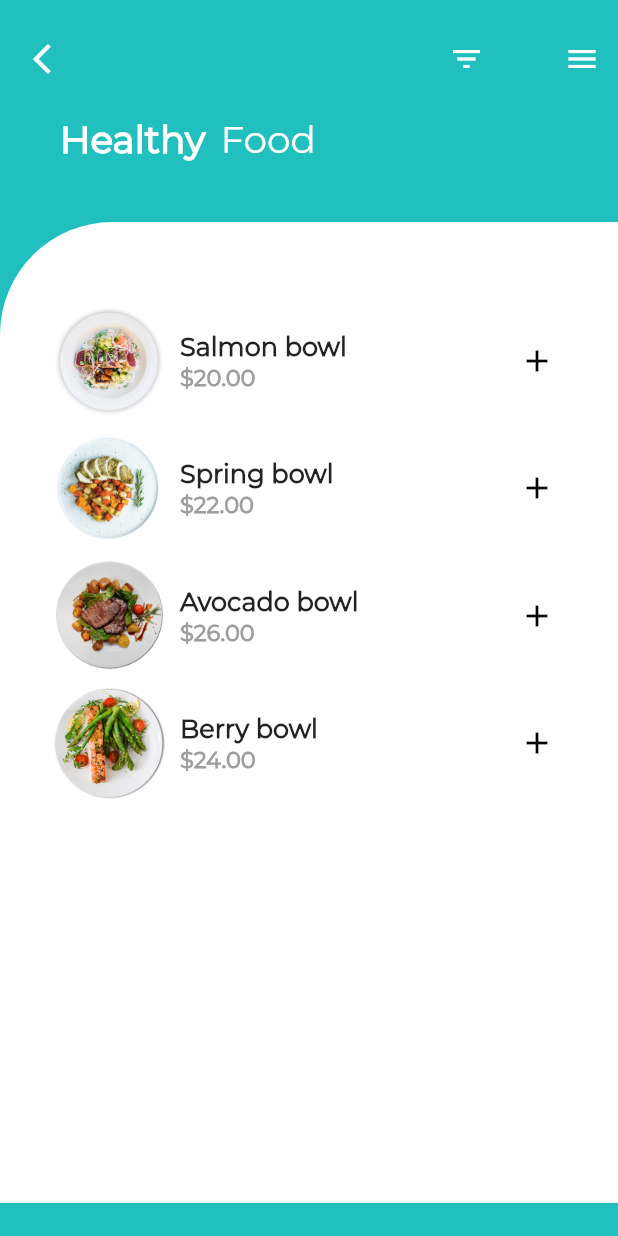
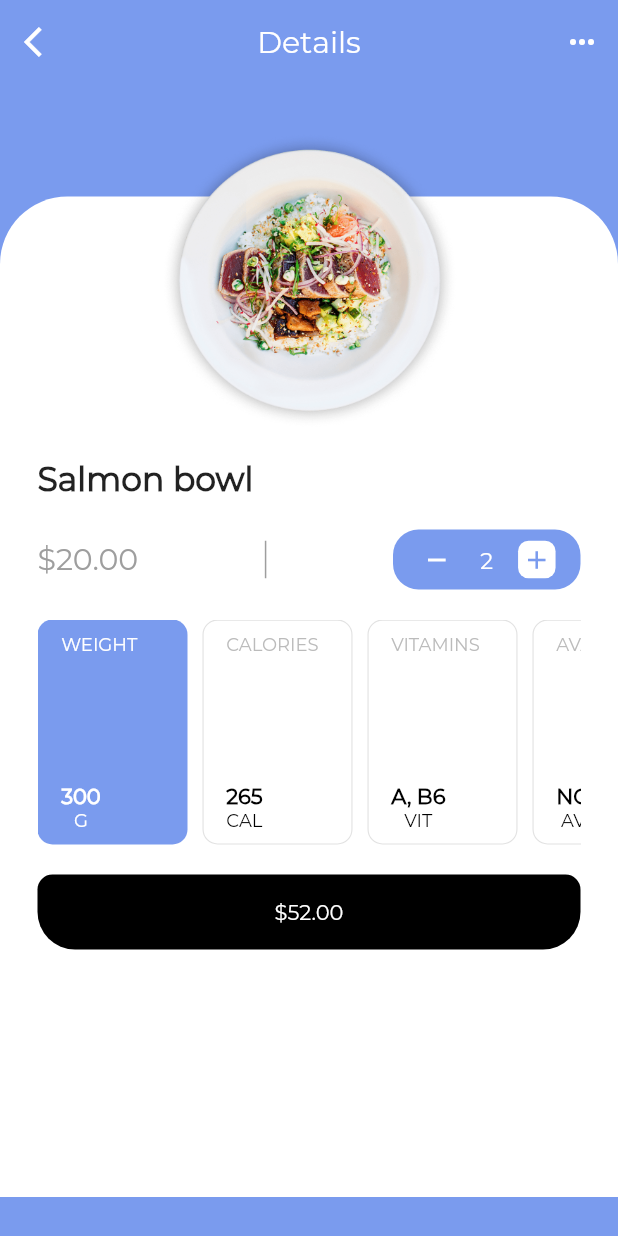
Before and after one commit to Marineford2410/NutricionApp, a Flutter app: the screen it shows after launch, after a tap on "Salmon bowl", on a phone screen of 412 x 824 dp. Run offline on Flutter 3.47's test engine with Material 2 defaults, Android fonts, the phone set to English and light mode, and no system bars; project files that could hold a hidden picture were left out.

Commit message:
Interface Platillo

```diff
--- /dev/null
+++ b/lib/detailsPage.dart
@@ -0,0 +1,290 @@
+import 'package:flutter/material.dart';
+
+class DetailsPage extends StatefulWidget {
+
+  final heroTag;
+  final foodName;
+  final foodPrice;
+
+  DetailsPage ({this.heroTag, this.foodName, this.foodPrice});
+
+  @override
+  _DetailsPageState createState() => _DetailsPageState();
+}
+
+class _DetailsPageState extends State<DetailsPage> {
+
+  var selectedCard = 'WEIGHT';
+
+  @override
+  Widget build(BuildContext context) {
+    return Scaffold(
+      backgroundColor: Color(0xFF7A9BEE),
+      appBar: AppBar(
+        leading: IconButton(
+          onPressed: () {
+            Navigator.of(context).pop();
+          },
+          icon: Icon(Icons.arrow_back_ios),
+          color: Colors.white,
+        ),
+        backgroundColor: Colors.transparent,
+        elevation: 0.0,
+        title: Text('Details',
+          style: TextStyle(
+            fontFamily: 'Montserrat', fontSize: 20.0, color: Colors.white
+          ),
+        ),
+        centerTitle: true,
+        actions: <Widget>[
+          IconButton(
+            icon: Icon(Icons.more_horiz),
+            onPressed: () {},
+            color: Colors.white,
+          ),
+        ],
+      ),
+      body: ListView(
+        children: [
+          Stack(
+            children: [
+              Container(
+                height: MediaQuery.of(context).size.height -82.0,
+                width: MediaQuery.of(context).size.width,
+                color: Colors.transparent,
+              ),
+              Positioned(
+                top: 75.0,
+                child: Container(
+                  decoration: BoxDecoration(
+                    borderRadius: BorderRadius.only(
+                      topLeft: Radius.circular(45.0),
+                      topRight: Radius.circular(45.0),
+                    ),
+                    color: Colors.white,
+                  ),
+                  height: MediaQuery.of(context).size.height - 100.0,
+                  width: MediaQuery.of(context).size.width,
+                ),
+              ),
+              Positioned(
+                top: 30.0,
+                left: (MediaQuery.of(context).size.width / 2) - 100,
+                child: Hero(
+                  tag: widget.heroTag,
+                  child: Container(
+                    decoration: BoxDecoration(
+                      image: DecorationImage(
+                        image: AssetImage(widget.heroTag),
+                        fit: BoxFit.cover
+                      )
+                    ),
+                    height: 200.0,
+                    width: 200.0,
+                  ),
+                ),
+              ),
+              Positioned(
+                top: 250.0,
+                left: 25.0,
+                right: 25.0,
+                child: Column(
+                  crossAxisAlignment: CrossAxisAlignment.start,
+                  children: <Widget>[
+                    Text(widget.foodName,
+                      style: TextStyle(
+                        fontFamily: 'Montserrat',
+                        fontSize: 22.0,
+                        fontWeight: FontWeight.bold
+                      ),
+                    ),
+                    SizedBox(height: 20.0),
+                    Row(
+                      mainAxisAlignment: MainAxisAlignment.spaceBetween,
+                      children: <Widget>[
+                        Text(widget.foodPrice,
+                          style: TextStyle(
+                            fontFamily: 'Montserrat',
+                            fontSize: 20.0,
+                            color: Colors.grey
+                          ),
+                        ),
+                        Container(
+                          height: 25.0, color: Colors.grey, width: 1.0,
+                        ),
+                        Container(
+                          width: 125.0,
+                          height: 40.0,
+                          decoration: BoxDecoration(
+                            borderRadius: BorderRadius.circular(17.0),
+                            color: Color(0xFF7A9BEE)
+                          ),
+                          child: Row(
+                            mainAxisAlignment: MainAxisAlignment.spaceEvenly,
+                            children: <Widget>[
+                              InkWell(
+                                onTap: () {},
+                                child: Container(
+                                  height: 25.0,
+                                  width: 25.0,
+                                  decoration: BoxDecoration(
+                                    borderRadius: BorderRadius.circular(7.0),
+                                    color: Color(0xFF7A9BEE),
+                                  ),
+                                  child: Center(
+                                    child: Icon(
+                                      Icons.remove,
+                                      color: Colors.white,
+                                      size: 20.0,
+                                    ),
+                                  ),
+                                ),
+                              ),
+                              Text('2',
+                                style: TextStyle(
+                                  fontFamily: 'Montserrat',
+                                  fontSize: 15.0,
+                                  color: Colors.white
+                                ),
+                              ),
+                              InkWell(
+                                onTap: () {},
+                                child: Container(
+                                  height: 25.0,
+                                  width: 25.0,
+                                  decoration: BoxDecoration(
+                                    borderRadius: BorderRadius.circular(7.0),
+                                    color: Colors.white,
+                                  ),
+                                  child: Center(
+                                    child: Icon(
+                                      Icons.add,
+                                      color: Color(0xFF7A9BEE),
+                                      size: 20.0,
+                                    ),
+                                  ),
+                                ),
+                              )
+                            ],
+                          ),
+                        ),
+                      ],
+                    ),
+                    SizedBox(height: 20.0),
+                    Container(
+                      height: 150.0,
+                      child: ListView(
+                        scrollDirection: Axis.horizontal,
+                        children: <Widget>[
+                          _buildInfoCard('WEIGHT', '300', 'G'),
+                          SizedBox(width: 10.0),
+                          _buildInfoCard('CALORIES', '265', 'CAL'),
+                          SizedBox(width: 10.0),
+                          _buildInfoCard('VITAMINS', 'A, B6', 'VIT'),
+                          SizedBox(width: 10.0),
+                          _buildInfoCard('AVAIL', 'NO', 'AV')
+                        ],
+                      ),
+                    ),
+                    SizedBox(height: 20.0),
+                    Padding(
+                      padding: EdgeInsets.only(bottom: 5.0),
+                      child: Container(
+                        decoration: BoxDecoration(
+                          borderRadius: BorderRadius.only(
+                            topLeft: Radius.circular(10.0),
+                            topRight: Radius.circular(10.0),
+                            bottomLeft: Radius.circular(25.0),
+                            bottomRight: Radius.circular(25.0)
+                          ),
+                          color: Colors.black
+                        ),
+                        height: 50.0,
+                        child: Center(
+                          child: Text('\$52.00',
+                            style: TextStyle(
+                              color: Colors.white,
+                              fontFamily: 'Montserrat'
+                            ),
+                          ),
+                        ),
+                      ),
+                    )
+                  ],
+                ),
+              )
+            ],
+          )
+        ],
+      ),
+    );
+  }
+
+  Widget _buildInfoCard(String cardTitle, String info, String unit) {
+    return InkWell(
+      onTap: (){
+        selectCard(cardTitle);
+      },
+      child: AnimatedContainer(
+        duration: Duration(microseconds: 500),
+        curve: Curves.easeIn,
+        decoration: BoxDecoration(
+          borderRadius: BorderRadius.circular(10.0),
+          color: cardTitle == selectedCard ? Color(0xFF7A9BEE) : Colors.white,
+          border: Border.all(
+            color: cardTitle == selectedCard ? Colors.transparent : Colors.grey.withOpacity(0.3),
+            style:  BorderStyle.solid,
+            width: 0.75
+          )
+        ),
+        height: 100.0,
+        width: 100.0,
+        child: Column(
+          mainAxisAlignment: MainAxisAlignment.spaceBetween,
+          crossAxisAlignment: CrossAxisAlignment.start,
+          children: [
+            Padding(
+              padding: const EdgeInsets.only(top: 8.0, left: 15.0),
+              child: Text(cardTitle,
+                style: TextStyle(
+                    fontFamily: 'Montserrat',
+                    fontSize: 12.0,
+                    color: cardTitle == selectedCard ?  Colors.white : Colors.grey.withOpacity(0.7),
+                ),
+              ),
+            ),
+            Padding(
+              padding: const EdgeInsets.only(left: 15.0, bottom: 8.0),
+              child: Column(
+                children: <Widget>[
+                  Text(info,
+                    style: TextStyle(
+                        fontFamily: 'Montserrat',
+                        fontSize: 14.0,
+                        color: cardTitle == selectedCard ?  Colors.white : Colors.black,
+                        fontWeight: FontWeight.bold
+                    ),
+                  ),
+                  Text(unit,
+                    style: TextStyle(
+                        fontFamily: 'Montserrat',
+                        fontSize: 12.0,
+                        color: cardTitle == selectedCard ?  Colors.white : Colors.black,
+                    ),
+                  ),
+                ],
+              ),
+            ),
+          ],
+        ),
+      ),
+    );
+  }
+
+  selectCard(cardTitle){
+    setState(() {
+      selectedCard = cardTitle;
+    });
+  }
+
+}
--- a/lib/main.dart
+++ b/lib/main.dart
@@ -1,5 +1,5 @@
-import 'package:flutter/cupertino.dart';
 import 'package:flutter/material.dart';
+import 'package:nutricion/detailsPage.dart';
 
 void main() => runApp(MyApp());
 
@@ -105,6 +105,63 @@ class _MyHomePageState extends State<MyHomePage> {
                     ),
                   ),
                 ),
+                Row(
+                  mainAxisAlignment: MainAxisAlignment.spaceEvenly,
+                  children: <Widget>[
+                    Container(
+                      height: 65.0,
+                      width: 60.0,
+                      decoration: BoxDecoration(
+                        border: Border.all(
+                          color: Colors.grey,
+                          style: BorderStyle.solid,
+                          width: 1.0
+                        ),
+                        borderRadius: BorderRadius.circular(10.0)
+                      ),
+                      child: Center(
+                        child: Icon(Icons.search, color: Colors.black),
+                      ),
+                    ),
+                    Container(
+                      height: 65.0,
+                      width: 60.0,
+                      decoration: BoxDecoration(
+                        border: Border.all(
+                          color: Colors.grey,
+                          style: BorderStyle.solid,
+                          width: 1.0
+                        ),
+                        borderRadius: BorderRadius.circular(10.0)
+                      ),
+                      child: Center(
+                        child: Icon(Icons.shopping_basket, color: Colors.black),
+                      ),
+                    ),
+                    Container(
+                      height: 65.0,
+                      width: 120.0,
+                      decoration: BoxDecoration(
+                        border: Border.all(
+                          color: Colors.grey,
+                          style: BorderStyle.solid,
+                          width: 1.0
+                        ),
+                        borderRadius: BorderRadius.circular(10.0),
+                        color: Color(0xFF1C1428)
+                      ),
+                      child: Center(
+                        child: Text('Checkout',
+                          style: TextStyle(
+                            fontFamily: 'Montserrat',
+                            color: Colors.white,
+                            fontSize: 15.0
+                          ),
+                        ),
+                      ),
+                    ),
+                  ],
+                ),
               ],
             ),
           ),
@@ -118,6 +175,9 @@ class _MyHomePageState extends State<MyHomePage> {
       padding: EdgeInsets.only(left: 10.0, right: 10.0, top: 10.0),
       child: InkWell(
         onTap: () {
+          Navigator.of(context).push(MaterialPageRoute(
+            builder: (context) => DetailsPage(heroTag: imgPath, foodName: foodName, foodPrice: price)
+          ));
         },
         child: Row(
           mainAxisAlignment: MainAxisAlignment.spaceBetween,
```
